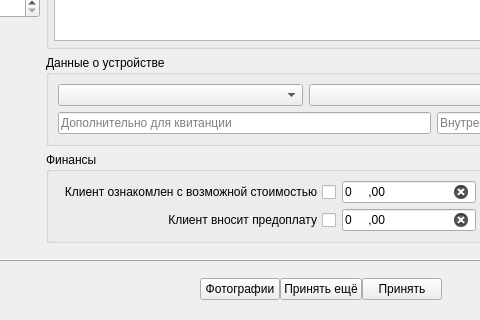
Above: tabrepairnew.ui from solderercb/snap_crm before the change; both pictures show x 191 to 671 and y 448 to 768 of the 1024 by 768 pixel window. Below: the same form after it.
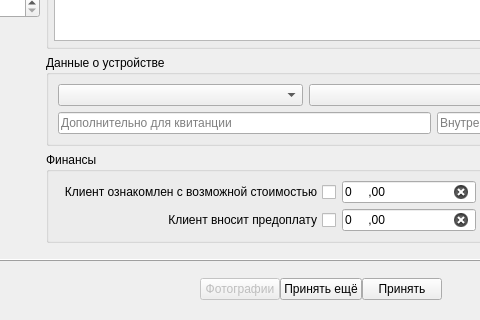
That is the form after the change. Custom widgets are drawn as their Qt base class.

```diff
--- a/tabrepairnew.ui
+++ b/tabrepairnew.ui
@@ -897,6 +897,9 @@
             </item>
             <item row="0" column="1">
              <widget class="QPushButton" name="CentnerButton1_2">
+              <property name="enabled">
+               <bool>false</bool>
+              </property>
               <property name="text">
                <string>Фотографии</string>
               </property>
```
Left out of the diff: 36 changed lines with no effect on the pictures.
